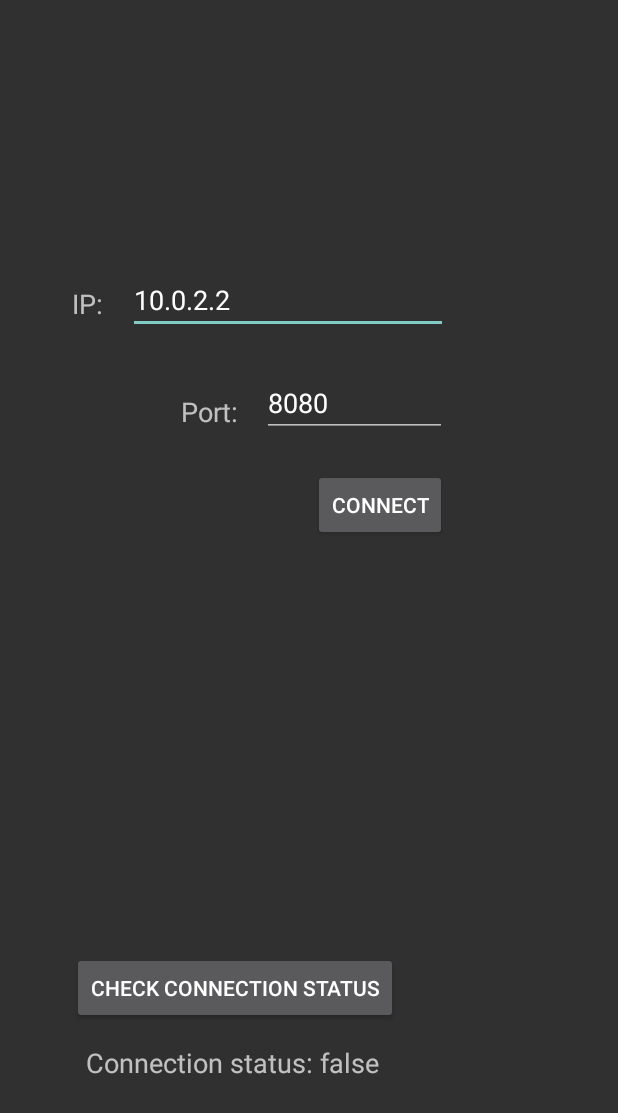
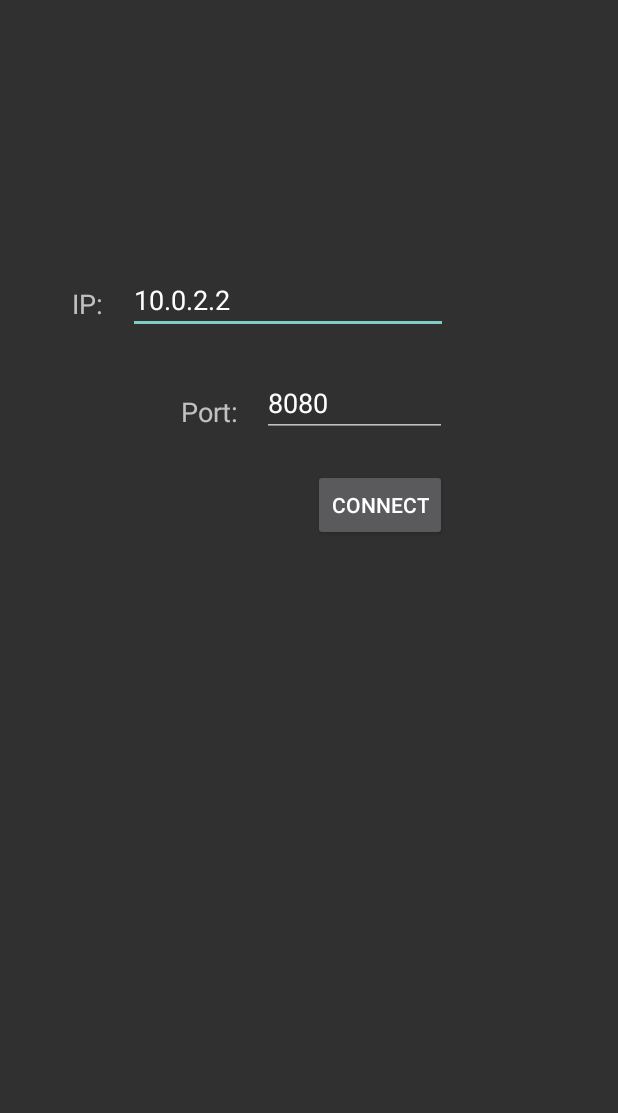
Before and after one commit to nicket97/DAT255, an Android app: the screen it shows after launch (ConnectActivity), after a tap on "CONNECT", on a phone screen of 412 x 824 dp. Shown: the top 1113 px of the screen. Run offline under Robolectric (Android 15) with nearby library versions, the phone set to English and light mode, and no system bars.

Commit message:
app remove unnecessary ui elements on connect activity

```diff
--- a/app/ElizaApp/app/src/main/java/com/example/walling/elizaapp/ConnectActivity.java
+++ b/app/ElizaApp/app/src/main/java/com/example/walling/elizaapp/ConnectActivity.java
@@ -21,9 +21,8 @@ public class ConnectActivity extends AppCompatActivity implements IMainView, IMe
 
     private EditText ipText;
     private EditText portText;
-    private Button connectButton, checkConnectionButton;
+    private Button connectButton;
     private Controller controller;
-    private TextView connectionStatusTxtView;
     Toast toast;
 
     @Override
@@ -41,25 +40,18 @@ public class ConnectActivity extends AppCompatActivity implements IMainView, IMe
         ipText = (EditText) findViewById(R.id.ipText);
         portText = (EditText) findViewById(R.id.portText);
         connectButton = (Button) findViewById(R.id.connectButton);
-        connectionStatusTxtView = (TextView) findViewById(R.id.textViewConnectStatus);
-        checkConnectionButton = (Button) findViewById(R.id.checkConnectionButton);
 
-        checkConnectionButton.setOnClickListener(checkConnectionButtonClick);
         connectButton.setOnClickListener(connectButtonClick);
 
         // set default ip
         ipText.setText("10.0.2.2");
         portText.setText("8080");
-
-        connectionStatusTxtView.setText("Connection status: " + controller.getConnectionStatus());
     }
 
     private void allSetEnable(boolean isEnable) {
         ipText.setEnabled(isEnable);
         portText.setEnabled(isEnable);
         connectButton.setEnabled(isEnable);
-        connectionStatusTxtView.setEnabled(isEnable);
-        checkConnectionButton.setEnabled(isEnable);
     }
 
     private View.OnClickListener connectButtonClick = new View.OnClickListener() {
@@ -113,13 +105,6 @@ public class ConnectActivity extends AppCompatActivity implements IMainView, IMe
         }
     };
 
-    private View.OnClickListener checkConnectionButtonClick = new View.OnClickListener() {
-        @Override
-        public void onClick(View v) {
-            connectionStatusTxtView.setText("Connection status: " + controller.getConnectionStatus());
-        }
-    };
-
     @Override
     public void updateResult(String res) {
 
--- a/app/ElizaApp/app/src/main/res/layout/activity_connect.xml
+++ b/app/ElizaApp/app/src/main/res/layout/activity_connect.xml
@@ -61,25 +61,4 @@
         app:layout_constraintLeft_toRightOf="@+id/textView2"
         android:layout_marginLeft="48dp" />
 
-    <TextView
-        android:id="@+id/textViewConnectStatus"
-        android:layout_width="wrap_content"
-        android:layout_height="wrap_content"
-        android:text="Connection status:"
-        android:layout_marginLeft="57dp"
-        android:textSize="18sp"
-        app:layout_constraintLeft_toLeftOf="parent"
-        app:layout_constraintBottom_toBottomOf="parent"
-        android:layout_marginBottom="103dp" />
-
-    <Button
-        android:id="@+id/checkConnectionButton"
-        android:layout_width="wrap_content"
-        android:layout_height="wrap_content"
-        android:text="Check connection status"
-        android:layout_marginLeft="48dp"
-        app:layout_constraintLeft_toLeftOf="parent"
-        android:layout_marginBottom="13dp"
-        app:layout_constraintBottom_toTopOf="@+id/textViewConnectStatus" />
-
 </android.support.constraint.ConstraintLayout>
```
